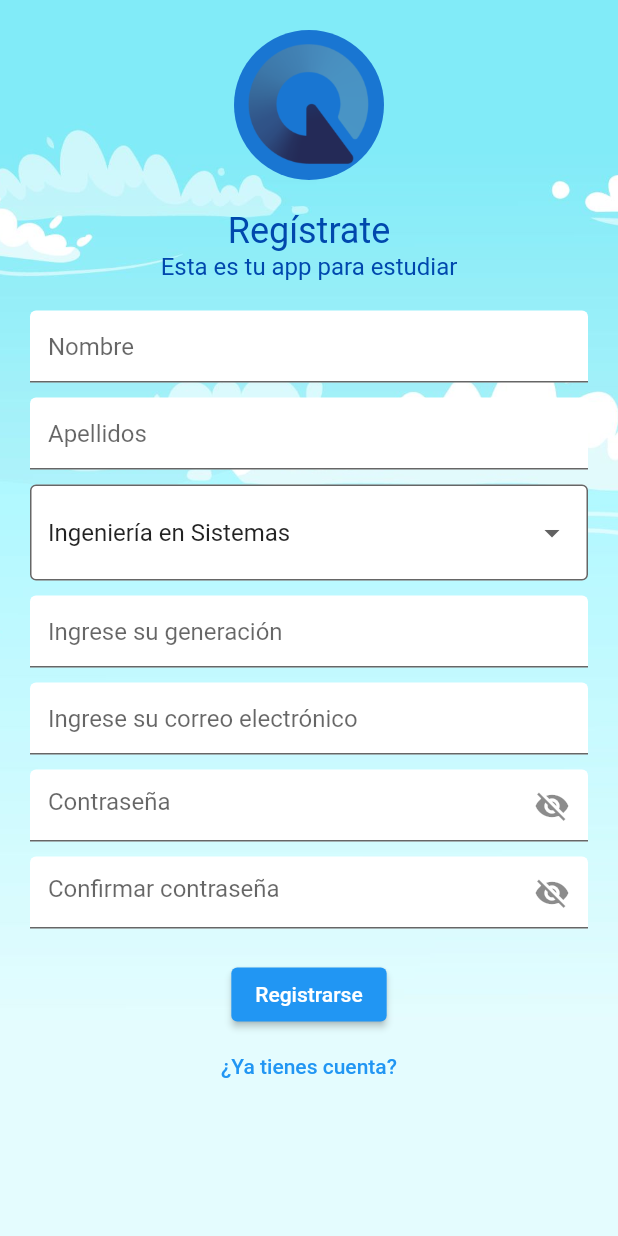
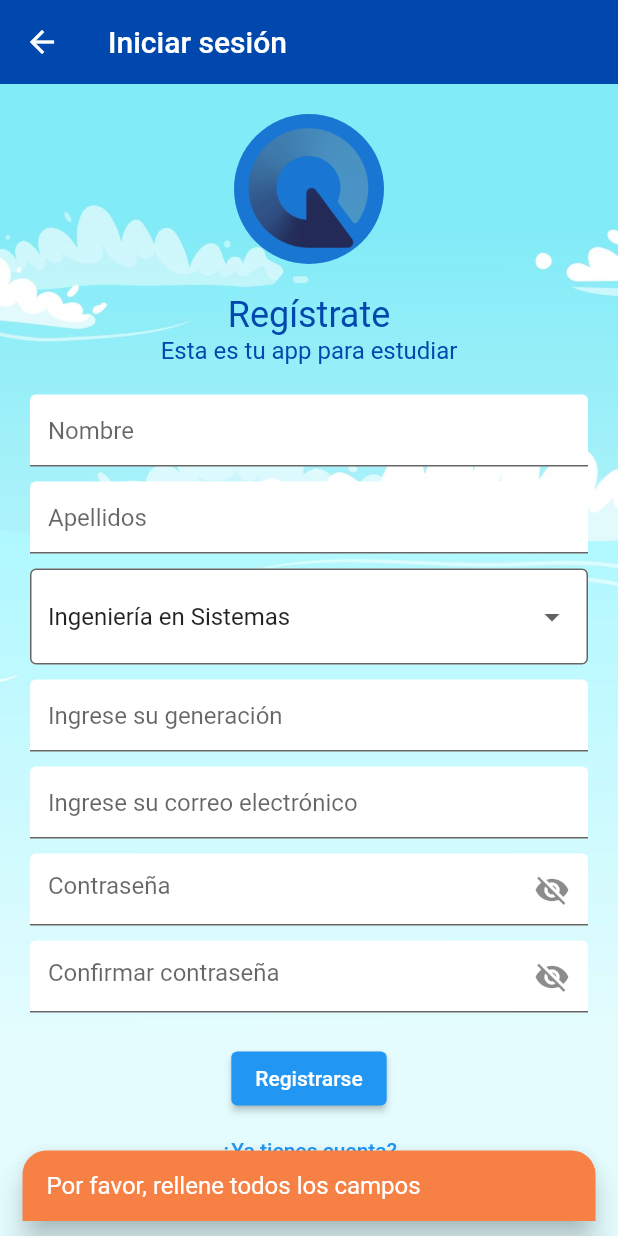
Before and after one commit to Michinded/cardenal_devs, a Flutter app: the RegisterPage screen opened by its route, after a tap on "Registrarse", on a phone screen of 412 x 824 dp. Run offline on Flutter 3.47's test engine with Material 2 defaults, Android fonts, the phone set to English and light mode, and no system bars; our stand-ins replace firebase_auth, firebase_core, flutter_rating_bar; accounts and stored records are empty.

Commit message:
Registro de Autenticación de usuario
Se registra un usuario en Firebase Auth.

```diff
--- a/lib/pages/register/register_controller.dart
+++ b/lib/pages/register/register_controller.dart
@@ -59,31 +59,61 @@
       return;
     }
 
-    if (_password == _confirmPassword) {
-      print("Las contraseñas coinciden");
-      print("Nombre: $_nombre");
-      print("Apellidos: $_apellidos");
-      print("Carrera: $_carrera_end");
-      print("Generación: $_generacion");
-      print("email: $_email");
-      print("password: $_password");
+    if (_generacion.contains(RegExp(r'[a-zA-Z]'))) {
+      _showSnackBar("El año de generación debe ser numérico");
+      return;
+    }
 
-      try {
-        // Se crea el usuario con el email y el password
-        await AuthProvider().getFirebaseAuth().createUserWithEmailAndPassword(email: _email, password: _password);
-        _showSnackBar("Usuario creado correctamente");
-        Navigator.pushNamed(context!, '/login');
-      } catch (error) {
-        // Obtener el código de error y saber que tipo de error es
-        String errorCode = error.toString();
-        if (errorCode.contains("email-already-in-use")) {
-          _showSnackBar("El correo electrónico ya está en uso");
+    if (_generacion.length > 4 || _generacion.length < 4) {
+      _showSnackBar("El año de generación debe tener 4 dígitos");
+      return;
+    }
+
+    if(_generacion.contains(RegExp(r'[0-9]'))){
+      int _generacion_int = int.parse(_generacion);
+      // Validar que el año de generación no sea menor o igual al año actual
+      if (_generacion_int >= DateTime.now().year) {
+        print("Año actual: ${DateTime.now().year}");
+        print("Año de generación: $_generacion_int");
+        _showSnackBar("El año de generación debe ser menor al año actual");
+        return;
+      }
+    }
+    // Retornar si el email no es válido (no contiene @)
+    if( !_email.contains("@")){
+      _showSnackBar("El correo no es válido");
+      return;
+    }
+
+    // Validar que el email termine con .edu.mx
+    if(_email.endsWith(".edu.mx")){
+      if (_password == _confirmPassword) {
+        if (_password.length > 7) {
+          try {
+            // Se crea el usuario con el email y el password
+            await AuthProvider()
+                .getFirebaseAuth()
+                .createUserWithEmailAndPassword(
+                email: _email, password: _password);
+            _showSnackBar("Usuario creado correctamente");
+            Navigator.pushNamed(context!, '/login');
+          } catch (error) {
+            _showSnackBar(
+                "Error al crear el usuario o ya esta en uso el correo, verifique sus datos");
+            return;
+          }
         } else {
-          _showSnackBar("Error al crear el usuario o ya esta en uso el correo, verifique sus datos");
+          _showSnackBar("La contraseña debe tener al menos 8 caracteres");
+          print("La contraseña debe tener al menos 8 caracteres 2");
+          return;
         }
+      } else {
+        _showSnackBar("Las contraseñas no coinciden");
+        return;
       }
     }else{
-      print("Las contraseñas no coinciden");
+      _showSnackBar("El correo debe ser institucional");
+      return;
     }
 
 
--- a/lib/pages/register/register_view.dart
+++ b/lib/pages/register/register_view.dart
@@ -21,6 +21,7 @@
   @override
   void initState() {
     super.initState();
+    _con.init(context);
     _con.carrera = _carreras[0]; // Establecer el valor inicial para _selectedCarrera
   }
 
@@ -28,6 +29,17 @@
   Widget build(BuildContext context) {
     return Scaffold(
       backgroundColor: const Color(0xFF0048ad),
+      appBar: AppBar(
+        backgroundColor: const Color(0xFF0048ad),
+        elevation: 0,
+        title: const Text('Iniciar sesión'),
+        leading: IconButton(
+          onPressed: () {
+            Navigator.pop(context);
+          },
+          icon: const Icon(Icons.arrow_back),
+        ),
+      ),
       body: Container(
         decoration: const BoxDecoration(
           image: DecorationImage(
@@ -65,7 +77,7 @@
                 const SizedBox(height: 20.0),
                  TextField(
                   controller: _con.nombreController,
-                  decoration: InputDecoration(
+                  decoration: const InputDecoration(
                     hintText: 'Nombre',
                     filled: true,
                     fillColor: Colors.white,
@@ -119,7 +131,7 @@
                     fillColor: Colors.white,
                   ),
                 ),
-                SizedBox(height: 10.0),
+                const SizedBox(height: 10.0),
                 TextField(
                   controller: _con.passwordController,
                   obscureText: !_showPassword,
@@ -139,7 +151,7 @@
                     ),
                   ),
                 ),
-                SizedBox(height: 10.0),
+                const SizedBox(height: 10.0),
                 TextField(
                   obscureText: !_showPassword,
                   controller: _con.confirmPasswordController,
@@ -159,19 +171,19 @@
                     ),
                   ),
                 ),
-                SizedBox(height: 20.0),
+                const SizedBox(height: 20.0),
                 ElevatedButton(
                   onPressed: () {
                     // Acción del botón
                     _con.register();
                   },
-                  child: Text('Registrarse'),
+                  child: const Text('Registrarse'),
                 ),
                 TextButton(
                   onPressed: () {
                     Navigator.pushNamed(context, '/login');
                   },
-                  child: Text('¿Ya tienes cuenta?'),
+                  child: const Text('¿Ya tienes cuenta?'),
                 ),
               ],
             ),
```
